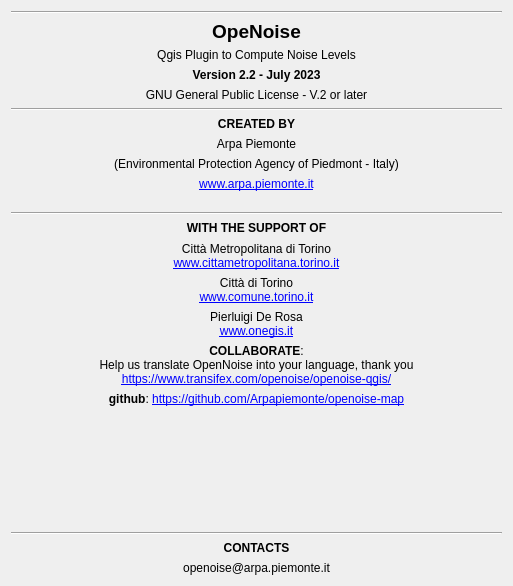
Before: the Qt Designer form tools/ui_Informations.ui in pierluigiderosa/openoise, drawn with Qt 5.
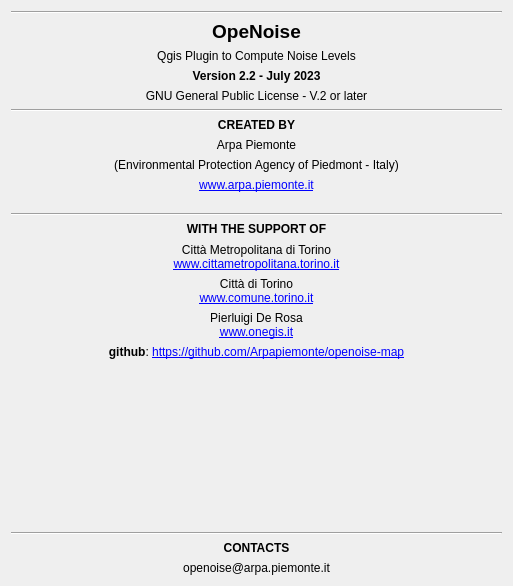
After: the same form once the commit is applied.

The edit to the form file:
```diff
--- a/tools/ui_Informations.ui
+++ b/tools/ui_Informations.ui
@@ -47,7 +47,7 @@
      <property name="maximumSize">
       <size>
        <width>16777215</width>
-       <height>22</height>
+       <height>35</height>
       </size>
      </property>
      <property name="text">
@@ -56,6 +56,12 @@
      <property name="alignment">
       <set>Qt::AlignCenter</set>
      </property>
+     <property name="margin">
+      <number>0</number>
+     </property>
+     <property name="indent">
+      <number>0</number>
+     </property>
     </widget>
    </item>
    <item>
@@ -306,22 +312,6 @@
      </property>
     </widget>
    </item>
-   <item>
-    <widget class="QLabel" name="label_11">
-     <property name="text">
-      <string>&lt;html&gt;&lt;head/&gt;&lt;body&gt;&lt;p&gt;&lt;span style=&quot; font-weight:600;&quot;&gt;COLLABORATE&lt;/span&gt;: &lt;br/&gt;Help us translate OpenNoise into your language, thank you&lt;br/&gt;&lt;a href=&quot;https://www.transifex.com/openoise/openoise-qgis/&quot;&gt;&lt;span style=&quot; text-decoration: underline; color:#0000ff;&quot;&gt;https://www.transifex.com/openoise/openoise-qgis/&lt;/span&gt;&lt;/a&gt;&lt;/p&gt;&lt;/body&gt;&lt;/html&gt;</string>
-     </property>
-     <property name="alignment">
-      <set>Qt::AlignCenter</set>
-     </property>
-     <property name="wordWrap">
-      <bool>true</bool>
-     </property>
-     <property name="openExternalLinks">
-      <bool>true</bool>
-     </property>
-    </widget>
-   </item>
    <item>
     <widget class="QLabel" name="label_16">
      <property name="text">
```
